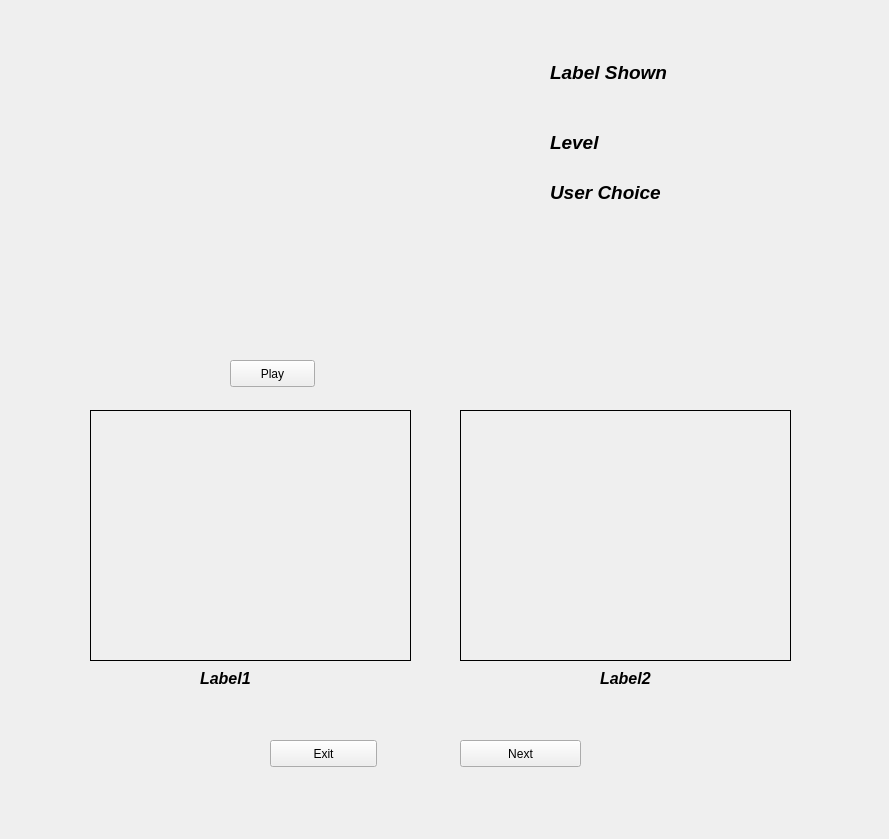
Before: the Qt Designer form gui/playback.ui in rgsl888/data_collection, drawn with Qt 5.
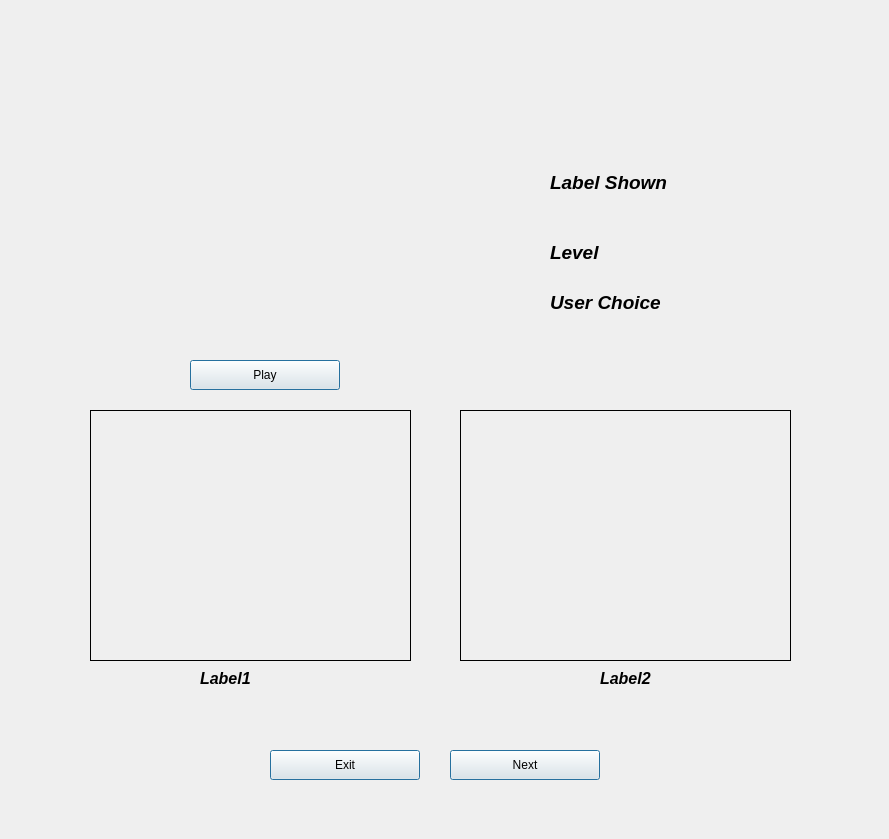
After: the same form once the commit is applied.

```diff
--- a/gui/playback.ui
+++ b/gui/playback.ui
@@ -16,41 +16,56 @@
   <widget class="QPushButton" name="nextButton">
    <property name="geometry">
     <rect>
-     <x>460</x>
-     <y>740</y>
-     <width>121</width>
-     <height>27</height>
+     <x>450</x>
+     <y>750</y>
+     <width>150</width>
+     <height>30</height>
     </rect>
    </property>
    <property name="text">
     <string>Next</string>
    </property>
+   <property name="default">
+    <bool>true</bool>
+   </property>
   </widget>
   <widget class="QPushButton" name="exitButton">
    <property name="geometry">
     <rect>
      <x>270</x>
-     <y>740</y>
-     <width>107</width>
-     <height>27</height>
+     <y>750</y>
+     <width>150</width>
+     <height>30</height>
     </rect>
    </property>
    <property name="text">
     <string>Exit</string>
    </property>
+   <property name="default">
+    <bool>true</bool>
+   </property>
   </widget>
   <widget class="QPushButton" name="playButton">
    <property name="geometry">
     <rect>
-     <x>230</x>
+     <x>190</x>
      <y>360</y>
-     <width>85</width>
-     <height>27</height>
+     <width>150</width>
+     <height>30</height>
     </rect>
    </property>
    <property name="text">
     <string>Play</string>
    </property>
+   <property name="autoDefault">
+    <bool>false</bool>
+   </property>
+   <property name="default">
+    <bool>true</bool>
+   </property>
+   <property name="flat">
+    <bool>false</bool>
+   </property>
   </widget>
   <widget class="QLabel" name="pic1">
    <property name="geometry">
@@ -142,7 +157,7 @@
    <property name="geometry">
     <rect>
      <x>550</x>
-     <y>60</y>
+     <y>170</y>
      <width>300</width>
      <height>25</height>
     </rect>
@@ -163,7 +178,7 @@
    <property name="geometry">
     <rect>
      <x>550</x>
-     <y>130</y>
+     <y>240</y>
      <width>200</width>
      <height>25</height>
     </rect>
@@ -184,7 +199,7 @@
    <property name="geometry">
     <rect>
      <x>550</x>
-     <y>180</y>
+     <y>290</y>
      <width>200</width>
      <height>25</height>
     </rect>
```
